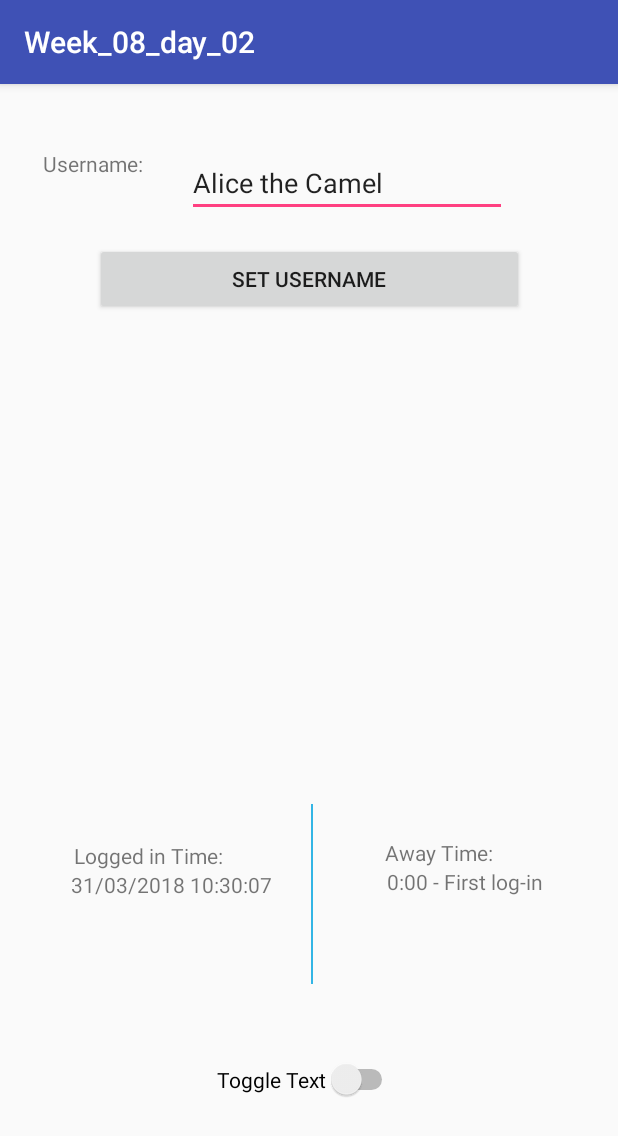
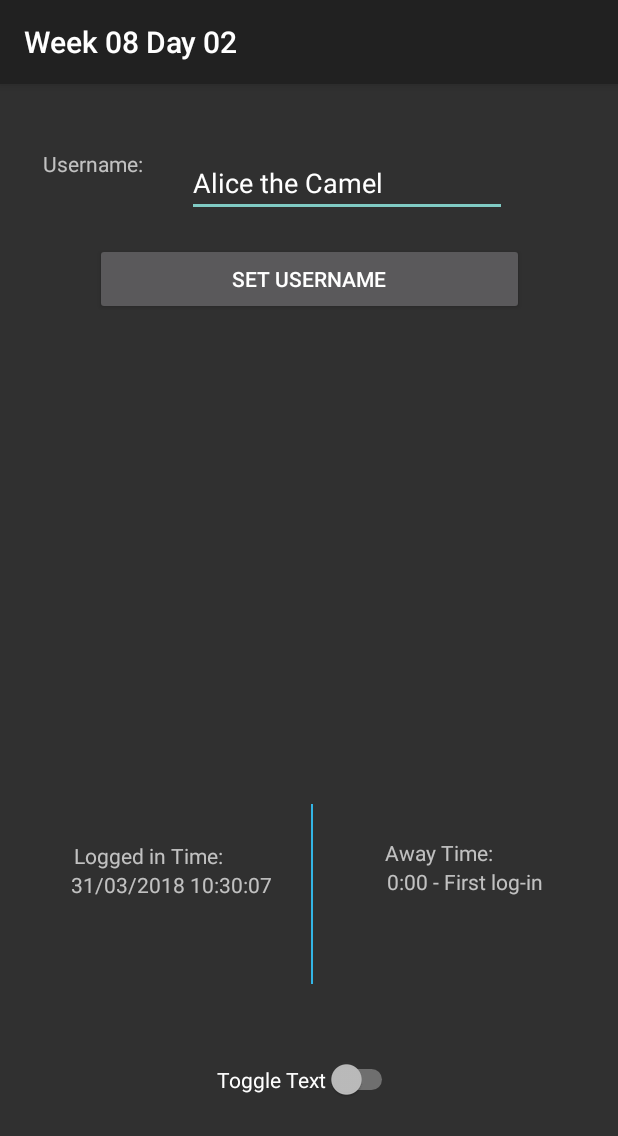
Before and after one commit to Josh-Romito/Android_Mobile_App_Week_08, an Android app: the screen it shows after launch (logged_in), after a tap on "LOG IN", on a phone screen of 412 x 824 dp. Shown: the top 1136 px of the screen. Run offline under Robolectric (Android 15) with nearby library versions, the phone set to English and light mode, and no system bars.

Commit message:
Corrected a number of redundancies, applied a new dark theme, formatted title of project.

```diff
--- a/app/src/main/AndroidManifest.xml
+++ b/app/src/main/AndroidManifest.xml
@@ -16,7 +16,7 @@
                 <category android:name="android.intent.category.LAUNCHER" />
             </intent-filter>
         </activity>
-        <activity android:name=".logged_in"></activity>
+        <activity android:name=".logged_in" />
     </application>
 
 </manifest>
--- a/app/src/main/java/com/example/josh/week_08_day_02/MainActivity.java
+++ b/app/src/main/java/com/example/josh/week_08_day_02/MainActivity.java
@@ -1,6 +1,5 @@
 package com.example.josh.week_08_day_02;
 
-import android.content.Context;
 import android.content.Intent;
 import android.content.SharedPreferences;
 import android.preference.PreferenceManager;
@@ -11,9 +10,6 @@ import android.widget.Button;
 import android.widget.EditText;
 import android.widget.TextView;
 
-import org.w3c.dom.Text;
-
-import java.text.DateFormat;
 import java.text.SimpleDateFormat;
 import java.util.Calendar;
 import java.util.Date;
@@ -37,13 +33,13 @@ public class MainActivity extends AppCompatActivity {
         //if our password existed
         if(password != null) {
             //hide the second password field and label
-            EditText repeat_password = (EditText) findViewById(R.id.password_repeat);
+            EditText repeat_password = findViewById(R.id.password_repeat);
             repeat_password.setVisibility(View.GONE);
-            TextView label = (TextView)findViewById(R.id.repeat_password_label);
+            TextView label = findViewById(R.id.repeat_password_label);
             label.setVisibility(View.INVISIBLE);
 
             //show the hidden reset button
-            Button reset_button = (Button)findViewById(R.id.reset_button);
+            Button reset_button = findViewById(R.id.reset_button);
             reset_button.setVisibility(View.VISIBLE);
         }
     }
@@ -51,8 +47,8 @@ public class MainActivity extends AppCompatActivity {
 
     public void save_click(View view){
         //getting password fields
-        EditText repeat_password = (EditText)findViewById(R.id.password_repeat);
-        EditText password = (EditText)findViewById(R.id.password);
+        EditText repeat_password = findViewById(R.id.password_repeat);
+        EditText password = findViewById(R.id.password);
 
         //getting password field values
         String password_text = password.getText().toString();
@@ -88,7 +84,7 @@ public class MainActivity extends AppCompatActivity {
                 // else password not correct
             } else{
                 //display error msg
-                TextView msg = (TextView)findViewById(R.id.textView);
+                TextView msg = findViewById(R.id.textView);
                 msg.setText("Wrong password - try again!");
             }
         //else a password has never been saved
@@ -114,8 +110,8 @@ public class MainActivity extends AppCompatActivity {
                 Intent intent = new Intent(this, logged_in.class);
                 startActivity(intent);
             }else {
-                //dispaly error msg
-                TextView msg = (TextView)findViewById(R.id.textView);
+                //display error msg
+                TextView msg = findViewById(R.id.textView);
                 msg.setText("Passwords do not match... - try again!");
             }
         }
@@ -130,7 +126,7 @@ public class MainActivity extends AppCompatActivity {
         editor.apply();
 
         //display success msg
-        TextView msg = (TextView)findViewById(R.id.textView);
+        TextView msg = findViewById(R.id.textView);
         msg.setText("Success - your password has been reset to 'password' ");
     }
 }
--- a/app/src/main/java/com/example/josh/week_08_day_02/logged_in.java
+++ b/app/src/main/java/com/example/josh/week_08_day_02/logged_in.java
@@ -11,7 +11,6 @@ import android.widget.EditText;
 import android.widget.Switch;
 import android.widget.TextView;
 
-import java.text.DateFormat;
 import java.text.SimpleDateFormat;
 import java.util.Calendar;
 import java.util.Date;
@@ -36,14 +35,14 @@ public class logged_in extends AppCompatActivity {
 
         //get the switch
         Switch mySwitch;
-        mySwitch = (Switch) findViewById(R.id.switch1);
+        mySwitch = findViewById(R.id.switch1);
 
 
         //attach a listener to check for changes in state
         mySwitch.setOnCheckedChangeListener(new CompoundButton.OnCheckedChangeListener() {
             @Override
             public void onCheckedChanged(CompoundButton buttonView, boolean isChecked) {
-                TextView msg = (TextView)findViewById(R.id.bottom_msg);
+                TextView msg = findViewById(R.id.bottom_msg);
                 if(isChecked){
                     msg.setVisibility(View.VISIBLE);
                 }else{
@@ -91,7 +90,6 @@ public class logged_in extends AppCompatActivity {
 
         //save current time
         Calendar calender = Calendar.getInstance();
-        Date time = new Date();
         SimpleDateFormat DATE_FORMAT = new SimpleDateFormat("dd/MM/yyyy HH:mm:ss");
         String time_unfocused = DATE_FORMAT.format(calender.getTime());
 
@@ -112,7 +110,7 @@ public class logged_in extends AppCompatActivity {
 
     public void set_username_click(View view){
         //get username
-        EditText username_field = (EditText)findViewById(R.id.username_field);
+        EditText username_field = findViewById(R.id.username_field);
         String username = username_field.getText().toString();
 
         //store username
@@ -125,13 +123,13 @@ public class logged_in extends AppCompatActivity {
     }
 
 
-    public void calc_time_diff(){
+    private void calc_time_diff(){
         SharedPreferences preferences = PreferenceManager.getDefaultSharedPreferences(this);
         //get time logged in
         String logged_in_time = preferences.getString("logged_in_time", "0:00");
 
         //set text view with time logged in
-        TextView logged_in_time_view = (TextView)findViewById(R.id.logged_in_time);
+        TextView logged_in_time_view = findViewById(R.id.logged_in_time);
         logged_in_time_view.setText(logged_in_time);
 
         //get the time we left the app
@@ -140,8 +138,8 @@ public class logged_in extends AppCompatActivity {
         // TIME DIFFERENCE OPERATION
         //define a date format and variables
         SimpleDateFormat DATE_FORMAT = new SimpleDateFormat("dd/MM/yyyy HH:mm:ss");
-        Date d1 = null;
-        Date d2 = null;
+        Date d1;
+        Date d2;
 
         ///try catch possible parse errors
         try{
@@ -156,11 +154,11 @@ public class logged_in extends AppCompatActivity {
             long minutesDiff = totalDiff / (60 * 1000) % 60;
             long hoursDiff = totalDiff / (60 * 60 * 1000) % 24;
             long daysDiff = totalDiff / (24 * 60 * 60 * 1000);
-            TextView diff_text = (TextView)findViewById(R.id.time_diff);
+            TextView diff_text = findViewById(R.id.time_diff);
             diff_text.setText(daysDiff + " days, \n" + hoursDiff + " hours, \n" + minutesDiff + " minutes, \n" + secondsDiff + " seconds.");
 
         } catch(Exception e){
-            TextView diff_text = (TextView)findViewById(R.id.time_diff);
+            TextView diff_text = findViewById(R.id.time_diff);
             diff_text.setText("0:00 - First log-in");
         }
     }
--- a/app/src/main/res/layout/activity_logged_in.xml
+++ b/app/src/main/res/layout/activity_logged_in.xml
@@ -25,6 +25,7 @@
         android:layout_marginTop="43dp"
         android:ems="10"
         android:inputType="textPersonName"
+        android:textColor="@android:color/background_light"
         app:layout_constraintEnd_toEndOf="parent"
         app:layout_constraintStart_toEndOf="@+id/textView"
         app:layout_constraintTop_toTopOf="parent" />
@@ -38,6 +39,7 @@
         android:layout_marginTop="17dp"
         android:onClick="set_username_click"
         android:text="Set username"
+        android:textColor="@android:color/background_light"
         app:layout_constraintEnd_toEndOf="parent"
         app:layout_constraintStart_toStartOf="parent"
         app:layout_constraintTop_toBottomOf="@+id/username_field"
--- a/app/src/main/res/layout/activity_main.xml
+++ b/app/src/main/res/layout/activity_main.xml
@@ -15,6 +15,7 @@
         android:layout_marginTop="99dp"
         android:ems="10"
         android:inputType="textPassword"
+        android:textColor="@android:color/background_light"
         app:layout_constraintEnd_toEndOf="parent"
         app:layout_constraintStart_toStartOf="parent"
         app:layout_constraintTop_toTopOf="parent"
@@ -29,6 +30,7 @@
         android:layout_marginStart="84dp"
         android:ems="10"
         android:inputType="textPassword"
+        android:textColor="@android:color/background_light"
         app:layout_constraintBottom_toBottomOf="parent"
         app:layout_constraintEnd_toEndOf="parent"
         app:layout_constraintStart_toStartOf="parent" />
@@ -52,6 +54,7 @@
         android:layout_marginStart="148dp"
         android:onClick="save_click"
         android:text="Log in"
+        android:textColor="@android:color/background_light"
         app:layout_constraintBottom_toBottomOf="parent"
         app:layout_constraintEnd_toEndOf="parent"
         app:layout_constraintStart_toStartOf="parent"
@@ -67,6 +70,7 @@
         android:layout_marginTop="19dp"
         android:onClick="reset_click"
         android:text="Reset"
+        android:textColor="@android:color/background_light"
         android:visibility="invisible"
         app:layout_constraintBottom_toBottomOf="parent"
         app:layout_constraintEnd_toEndOf="parent"
--- a/app/src/main/res/values/strings.xml
+++ b/app/src/main/res/values/strings.xml
@@ -1,4 +1,3 @@
 <resources>
-    <string name="app_name">Week_08_day_02</string>
-    <string name="preference_file_key">SUCASA_pref_file</string>
+    <string name="app_name">Week 08 Day 02</string>
 </resources>
--- a/app/src/main/res/values/styles.xml
+++ b/app/src/main/res/values/styles.xml
@@ -1,11 +1,8 @@
 <resources>
 
     <!-- Base application theme. -->
-    <style name="AppTheme" parent="Theme.AppCompat.Light.DarkActionBar">
-        <!-- Customize your theme here. -->
-        <item name="colorPrimary">@color/colorPrimary</item>
-        <item name="colorPrimaryDark">@color/colorPrimaryDark</item>
-        <item name="colorAccent">@color/colorAccent</item>
+    <style name="AppTheme" parent="Theme.AppCompat">
+
     </style>
 
 </resources>
```
